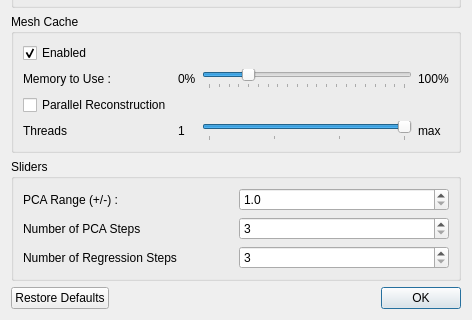
This is src/ShapeWorksView2/PreferencesWindow.ui in SCIInstitute/ShapeWorks as Qt 5 draws it before an edit; both pictures show x 0 to 472 and y 159 to 479 of the 472 by 479 pixel window. The edited form follows.
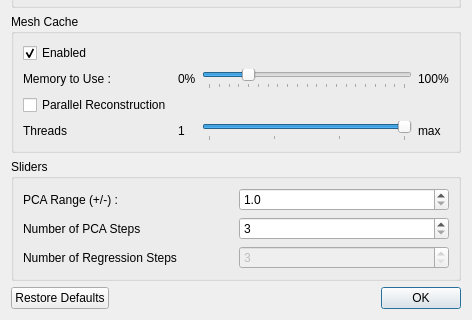
This is the edited form.

Commit message: disabled regression steps in preferences

Patch:
```diff
--- a/src/ShapeWorksView2/PreferencesWindow.ui
+++ b/src/ShapeWorksView2/PreferencesWindow.ui
@@ -338,6 +338,9 @@
         </item>
         <item row="2" column="1">
          <widget class="QSpinBox" name="regressionStepsSpinBox">
+          <property name="enabled">
+           <bool>false</bool>
+          </property>
           <property name="minimum">
            <number>3</number>
           </property>
```
